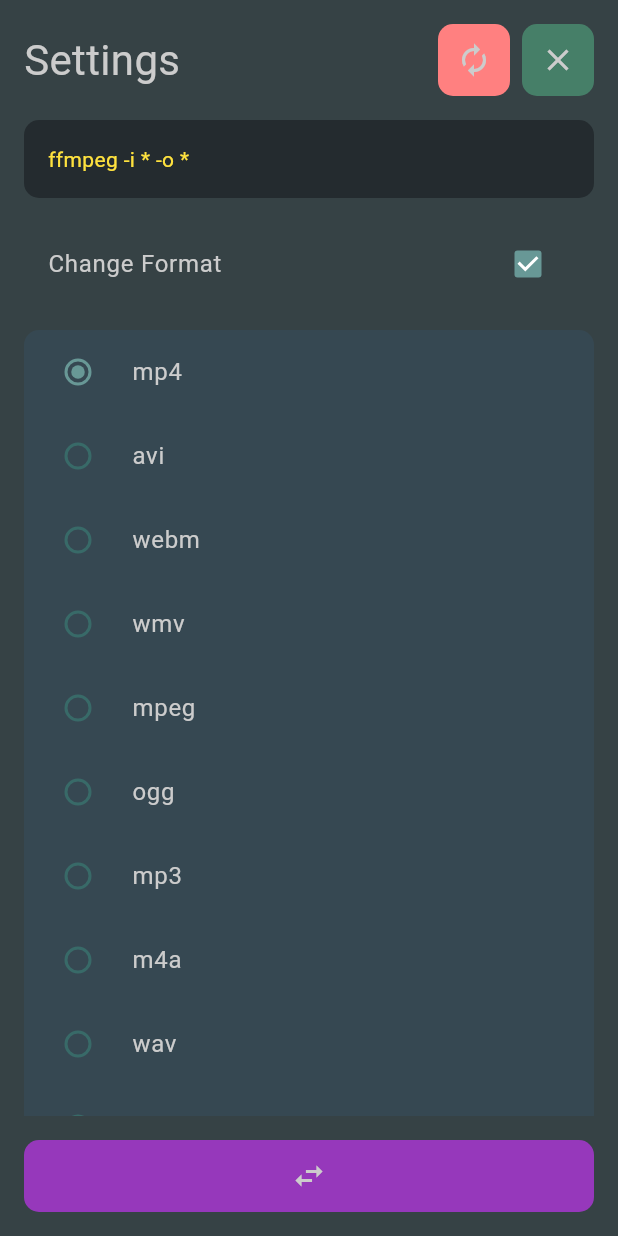
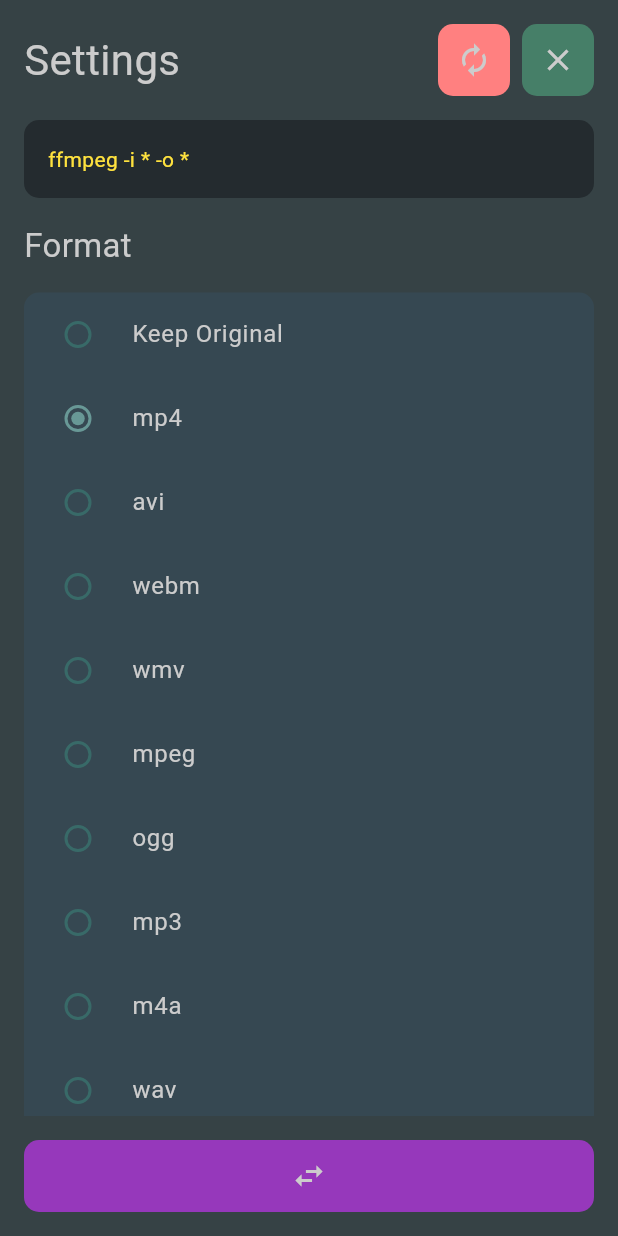
Before and after one commit to rama-o/morfosis, a Flutter app: the screen it shows after launch, after a tap on the "settings" icon, on a phone screen of 412 x 824 dp. Run offline on Flutter 3.47's test engine with Material 3 defaults, Android fonts, the phone set to English and light mode, and no system bars; project files that could hold a hidden picture were left out.

Commit message:
refactoring whole ui

```diff
--- a/lib/main.dart
+++ b/lib/main.dart
@@ -14,50 +14,34 @@ const Color uncheckedColor = Color(0xFF386A68);
 const Color checkedColor = Color(0xFF689896);
 
 class UiSettings {
-  bool changeFormat;
   String outputFormat;
 
-  bool changeVideoCodec;
   String videoCodec;
 
-  bool changeAudioCodec;
   String audioCodec;
 
-  bool changeOutput;
   String outputPrefix;
   String outputSuffix;
 
   UiSettings({
-    this.changeFormat = true,
     this.outputFormat = 'mp4',
-    this.changeVideoCodec = true,
     this.videoCodec = 'libx264',
-    this.changeAudioCodec = true,
     this.audioCodec = 'ac3',
-    this.changeOutput = true,
     this.outputPrefix = '',
     this.outputSuffix = '',
   });
 
   UiSettings copyWith({
-    bool? changeFormat,
     String? outputFormat,
-    bool? changeVideoCodec,
     String? videoCodec,
-    bool? changeAudioCodec,
     String? audioCodec,
-    bool? changeOutput,
     String? outputPrefix,
     String? outputSuffix,
   }) {
     return UiSettings(
-      changeFormat: changeFormat ?? this.changeFormat,
       outputFormat: outputFormat ?? this.outputFormat,
-      changeVideoCodec: changeVideoCodec ?? this.changeVideoCodec,
       videoCodec: videoCodec ?? this.videoCodec,
-      changeAudioCodec: changeAudioCodec ?? this.changeAudioCodec,
       audioCodec: audioCodec ?? this.audioCodec,
-      changeOutput: changeOutput ?? this.changeOutput,
       outputPrefix: outputPrefix ?? this.outputPrefix,
       outputSuffix: outputSuffix ?? this.outputSuffix,
     );
@@ -66,7 +50,10 @@ class UiSettings {
 
 final ValueNotifier<UiSettings> settingsNotifier = ValueNotifier(UiSettings());
 
+final String comando = 'ffmpeg -i * -o *';
+
 const formatList = [
+  'Keep Original',
   'mp4',
   'avi',
   'webm',
@@ -80,9 +67,11 @@ const formatList = [
   'flac',
 ];
 
-const videoCodecList = ['libx264'];
+const videoCodecList = ['Keep Original', 'libx264'];
 
-const audioCodecList = ['acc', 'ac3', 'mp3lame'];
+const audioCodecList = ['Keep Original', 'acc', 'ac3', 'mp3lame'];
+
+const queue = ['/home/alejandro video.wmv', '/home/juana camacho.avi'];
 
 class SectionTitle extends StatelessWidget {
   final String label;
@@ -165,42 +154,42 @@ class CustomRadio extends StatelessWidget {
   }
 }
 
-class CustomCheckbox extends StatelessWidget {
-  final String label;
-  final bool Function(UiSettings) selector;
-  final UiSettings Function(UiSettings, bool) updater;
+// class CustomCheckbox extends StatelessWidget {
+//   final String label;
+//   final bool Function(UiSettings) selector;
+//   final UiSettings Function(UiSettings, bool) updater;
 
-  const CustomCheckbox({
-    super.key,
-    required this.label,
-    required this.selector,
-    required this.updater,
-  });
+//   const CustomCheckbox({
+//     super.key,
+//     required this.label,
+//     required this.selector,
+//     required this.updater,
+//   });
 
-  @override
-  Widget build(BuildContext context) {
-    return ValueListenableBuilder<UiSettings>(
-      valueListenable: settingsNotifier,
-      builder: (context, settings, _) {
-        final checked = selector(settings);
-        return CheckboxListTile(
-          title: Text(label, style: TextStyle(color: foregroundColor)),
-          value: checked,
-          onChanged: (val) {
-            if (val != null) {
-              settingsNotifier.value = updater(settings, val);
-            }
-          },
-          fillColor: MaterialStateProperty.resolveWith<Color>((states) {
-            if (states.contains(MaterialState.selected)) return checkedColor;
-            return uncheckedColor;
-          }),
-          activeColor: checkedColor,
-        );
-      },
-    );
-  }
-}
+//   @override
+//   Widget build(BuildContext context) {
+//     return ValueListenableBuilder<UiSettings>(
+//       valueListenable: settingsNotifier,
+//       builder: (context, settings, _) {
+//         final checked = selector(settings);
+//         return CheckboxListTile(
+//           title: Text(label, style: TextStyle(color: foregroundColor)),
+//           value: checked,
+//           onChanged: (val) {
+//             if (val != null) {
+//               settingsNotifier.value = updater(settings, val);
+//             }
+//           },
+//           fillColor: MaterialStateProperty.resolveWith<Color>((states) {
+//             if (states.contains(MaterialState.selected)) return checkedColor;
+//             return uncheckedColor;
+//           }),
+//           activeColor: checkedColor,
+//         );
+//       },
+//     );
+//   }
+// }
 
 class CodeInput extends StatelessWidget {
   final String output;
@@ -255,14 +244,8 @@ class PromptOutput extends StatelessWidget {
 class ListItem extends StatelessWidget {
   final int id;
   final String path;
-  final String output;
 
-  const ListItem({
-    super.key,
-    required this.id,
-    required this.path,
-    required this.output,
-  });
+  const ListItem({super.key, required this.id, required this.path});
 
   @override
   Widget build(BuildContext context) {
@@ -314,7 +297,10 @@ class ListItem extends StatelessWidget {
                   color: const Color(0xff1279b1),
                   borderRadius: BorderRadius.circular(10),
                 ),
-                child: Text(output, style: TextStyle(color: foregroundColor)),
+                child: Text(
+                  settingsNotifier.value.outputFormat,
+                  style: TextStyle(color: foregroundColor),
+                ),
               ),
               CustomBtn(
                 glyph: const Icon(Icons.delete),
@@ -344,7 +330,6 @@ class _MorfosisAppState extends State<MorfosisApp> {
   int currentViewIndex = 0;
   bool changeFormat = true;
 
-  String comando = 'ffmpeg -i * -o *';
   List<String> errors = [];
 
   void navigateTo(int index) {
@@ -406,10 +391,16 @@ class _MorfosisAppState extends State<MorfosisApp> {
 
                   if (!errors.isEmpty) PromptOutput(output: errors),
 
-                  ListItem(
-                    path: 'cumpleaños alejando.wmv',
-                    id: 4,
-                    output: 'mp4',
+                  Column(
+                    spacing: 16,
+                    children: queue
+                        .map(
+                          (item) => ListItem(
+                            path: item,
+                            id: queue.indexOf(item), // not ideal if duplicates
+                          ),
+                        )
+                        .toList(),
                   ),
                 ],
               ),
@@ -445,11 +436,9 @@ class _MorfosisAppState extends State<MorfosisApp> {
                   CodeInput(output: comando),
                   if (!errors.isEmpty) PromptOutput(output: errors),
 
-                  CustomCheckbox(
-                    label: "Change Format",
-                    selector: (settings) => settings.changeFormat,
-                    updater: (settings, val) =>
-                        settings.copyWith(changeFormat: val),
+                  Text(
+                    'Format',
+                    style: TextStyle(color: foregroundColor, fontSize: 22),
                   ),
 
                   Container(
@@ -469,14 +458,12 @@ class _MorfosisAppState extends State<MorfosisApp> {
                     ),
                   ),
 
-                  CustomCheckbox(
-                    label: "Change Video Codec",
-                    selector: (settings) => settings.changeVideoCodec,
-                    updater: (settings, val) =>
-                        settings.copyWith(changeVideoCodec: val),
+                  Text(
+                    'Video Codec',
+                    style: TextStyle(color: foregroundColor, fontSize: 22),
                   ),
 
-                  if(settings.changeVideoCodec) return Container(
+                  Container(
                     decoration: BoxDecoration(
                       color: bgColor2,
                       borderRadius: BorderRadius.circular(10),
@@ -493,11 +480,9 @@ class _MorfosisAppState extends State<MorfosisApp> {
                     ),
                   ),
 
-                  CustomCheckbox(
-                    label: "Change Audio Codec",
-                    selector: (settings) => settings.changeAudioCodec,
-                    updater: (settings, val) =>
-                        settings.copyWith(changeAudioCodec: val),
+                  Text(
+                    'Audio Codec',
+                    style: TextStyle(color: foregroundColor, fontSize: 22),
                   ),
 
                   Container(
```
